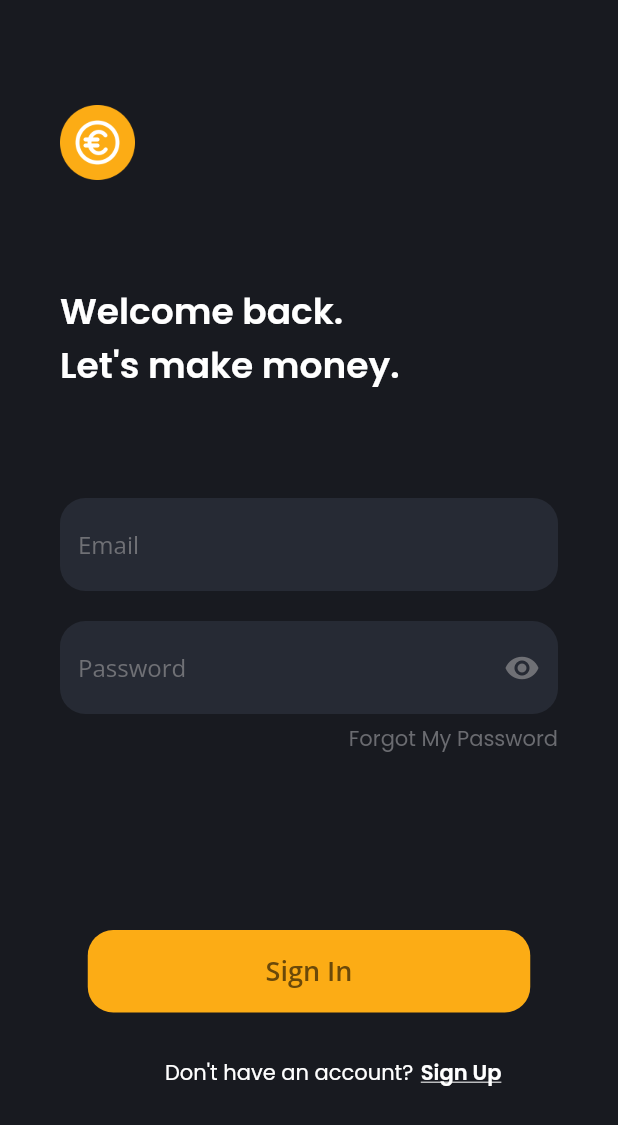
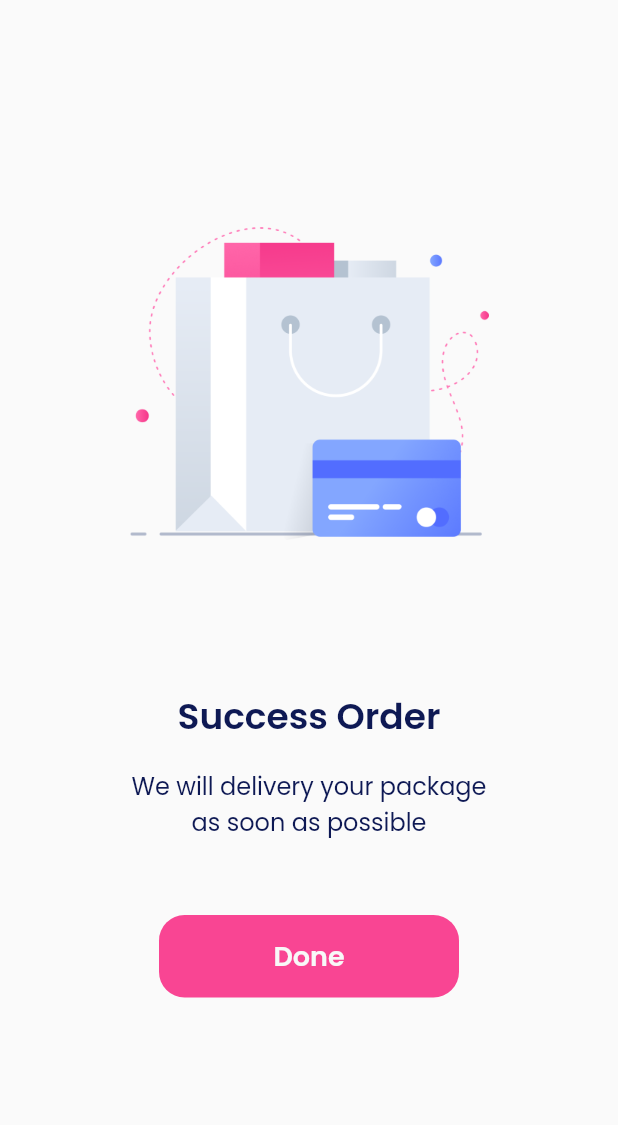
Before and after one commit to Jerry2204/Seven-Days-Flutter, a Flutter app: the screen it shows after launch, on a phone screen of 412 x 824 dp. Shown: the top 1125 px of the screen. Run offline on Flutter 3.47's test engine with Material 2 defaults, Android fonts, the phone set to English and light mode, and no system bars; our stand-ins replace google_fonts.

Commit message:
create first empty state

```diff
--- a/lib/main.dart
+++ b/lib/main.dart
@@ -1,4 +1,5 @@
 import 'package:flutter/material.dart';
+import 'package:sevendays/pages/first_empty.dart';
 import 'package:sevendays/pages/first_signin.dart';
 import 'package:sevendays/pages/first_splash.dart';
 import 'package:sevendays/pages/first_started.dart';
@@ -13,7 +14,7 @@ class SevenDays extends StatelessWidget {
   Widget build(BuildContext context) {
     return MaterialApp(
       debugShowCheckedModeBanner: false,
-      home: FirstSignIn(),
+      home: FirstEmpty(),
     );
   }
 }
--- /dev/null
+++ b/lib/pages/first_empty.dart
@@ -0,0 +1,50 @@
+import 'package:flutter/material.dart';
+import 'package:sevendays/widgets/theme.dart';
+
+class FirstEmpty extends StatelessWidget {
+  @override
+  Widget build(BuildContext context) {
+    return Scaffold(
+      body: Padding(
+        padding: const EdgeInsets.only(top: 150, left: 64, right: 64),
+        child: Column(
+          children: [
+            Center(
+              child: Image.asset(
+                'assets/bag_illustration.png',
+                width: 240,
+                height: 210,
+              ),
+            ),
+            SizedBox(height: 100),
+            Text(
+              'Success Order',
+              style: boldTextStyle,
+            ),
+            SizedBox(height: 16),
+            Text(
+              'We will delivery your package \nas soon as possible',
+              style: lightTextStyle,
+              textAlign: TextAlign.center,
+            ),
+            SizedBox(height: 50),
+            Container(
+              width: 200,
+              height: 55,
+              decoration: BoxDecoration(
+                color: Color(0xffF94593),
+                borderRadius: BorderRadius.circular(17),
+              ),
+              child: Align(
+                child: Text(
+                  'Done',
+                  style: buttonTextStyle,
+                ),
+              ),
+            ),
+          ],
+        ),
+      ),
+    );
+  }
+}
```
